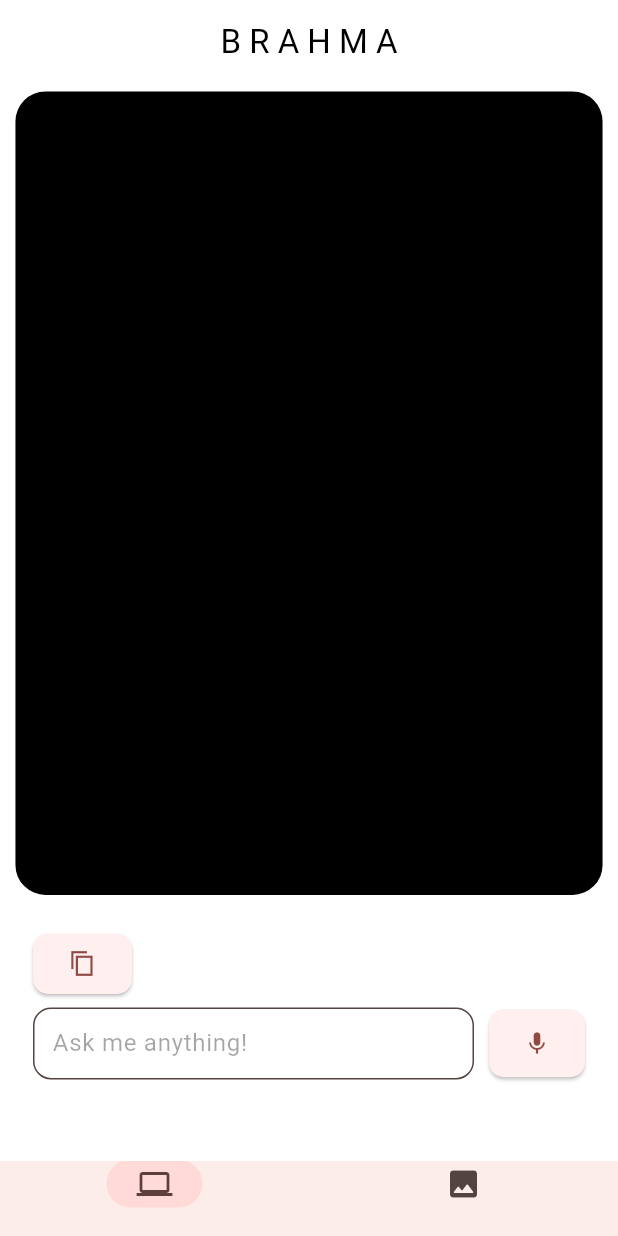
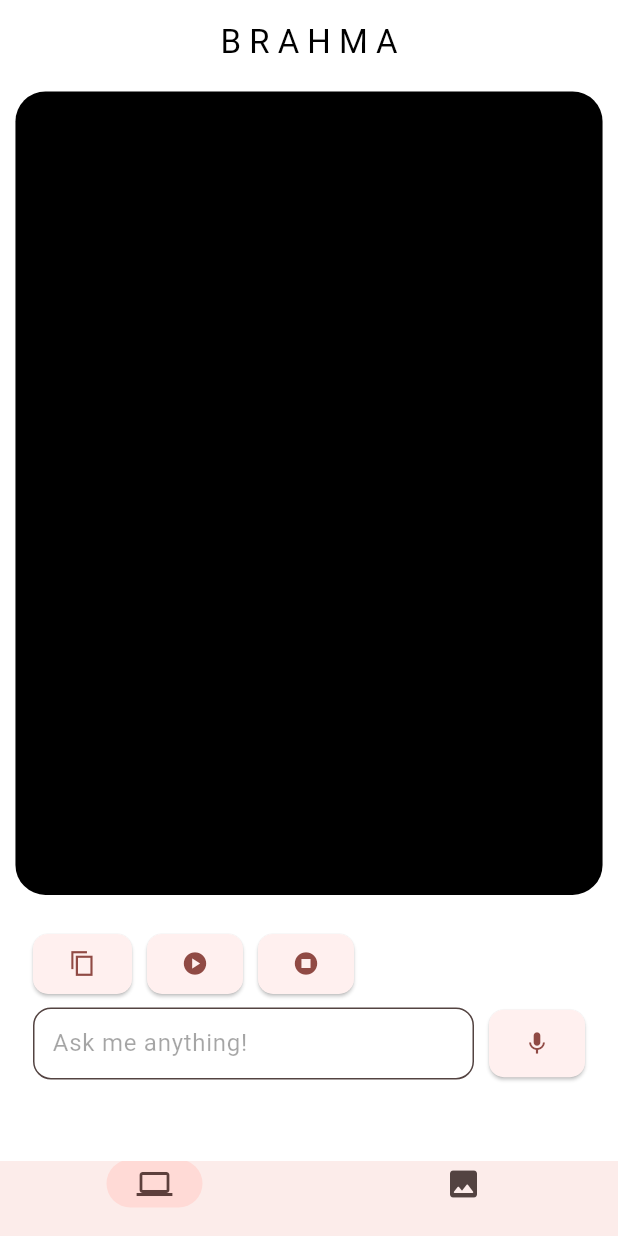
Before and after one commit to Utkarsh4517/Brahma-ChatGPT-Dall-E-Flutter, a Flutter app: the screen it shows after launch, on a phone screen of 412 x 824 dp. Run offline on Flutter 3.47's test engine with Material 2 defaults, Android fonts, the phone set to English and light mode, and no system bars; drawn by our look-alikes of avatar_glow, dynamic_color; our stand-ins replace flutter_riverpod, flutter_tts, speech_to_text; missing offline and left inert: chat_gpt_sdk.

Commit message:
added play stop feature for text to speech

```diff
--- a/lib/widgets/text_and_voice_field.dart
+++ b/lib/widgets/text_and_voice_field.dart
@@ -67,6 +67,36 @@ class _TextAndVoiceFieldState extends ConsumerState<TextAndVoiceField> {
                   ),
                 ),
                 child: const Icon(Icons.copy_sharp),
+              ),
+              const SizedBox(
+                width: 10,
+              ),
+              ElevatedButton(
+                onPressed: () {
+                  startSpeaking();
+                },
+                style: ElevatedButton.styleFrom(
+                  padding: const EdgeInsets.symmetric(horizontal: 20),
+                  shape: RoundedRectangleBorder(
+                    borderRadius: BorderRadius.circular(10),
+                  ),
+                ),
+                child: const Icon(Icons.play_circle),
+              ),
+              const SizedBox(
+                width: 10,
+              ),
+              ElevatedButton(
+                onPressed: () {
+                  stopSpeaking();
+                },
+                style: ElevatedButton.styleFrom(
+                  padding: const EdgeInsets.symmetric(horizontal: 20),
+                  shape: RoundedRectangleBorder(
+                    borderRadius: BorderRadius.circular(10),
+                  ),
+                ),
+                child: const Icon(Icons.stop_circle),
               ),
             ],
           ),
@@ -179,4 +209,12 @@ class _TextAndVoiceFieldState extends ConsumerState<TextAndVoiceField> {
   void copyToClipboard(String text) {
     Clipboard.setData(ClipboardData(text: text));
   }
+
+  void startSpeaking() async {
+    await flutterTts.speak(textToCopy);
+  }
+
+  void stopSpeaking() async {
+    await flutterTts.stop();
+  }
 }
```
